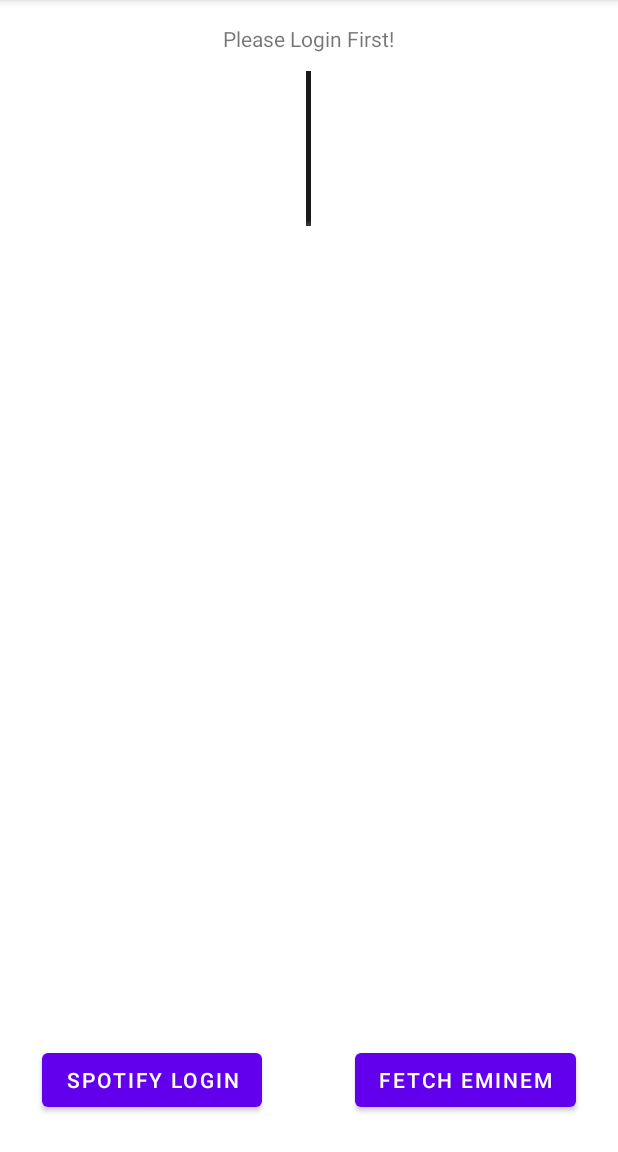
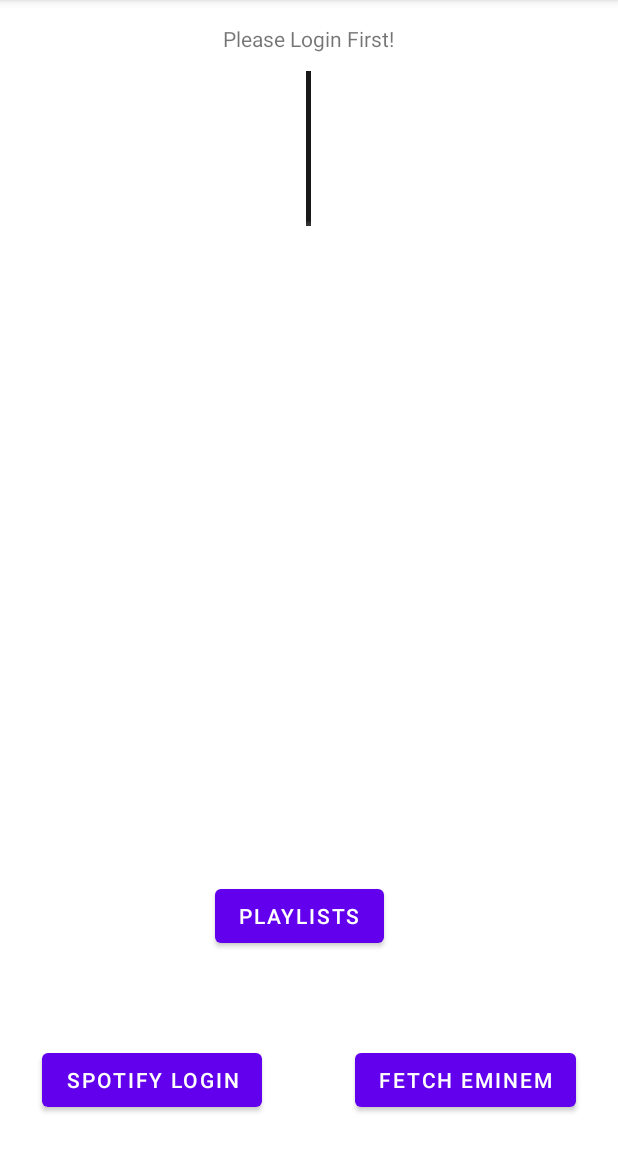
Before and after one commit to luzixiaoneu/A7, an Android app: the SpotifyActivity screen opened directly, with no data from a screen before it, on a phone screen of 412 x 824 dp, the part 84-1236 px from its top. Run offline under Robolectric (Android 15) with nearby library versions, the phone set to English and light mode, and no system bars; libraries missing offline, so code that uses them is left out: com.spotify.android, com.spotify.sdk; pictures from the network do not load.

```diff
--- a/app/src/main/java/com/example/spotify_test1/SpotifyActivity.java
+++ b/app/src/main/java/com/example/spotify_test1/SpotifyActivity.java
@@ -31,8 +31,8 @@ import retrofit2.converter.gson.GsonConverterFactory;
 
 
 public class SpotifyActivity extends AppCompatActivity {
-    private static final String CLIENT_ID = "78698dcc31fd4845919e96fc61514de8";
-    private static final String REDIRECT_URI = "http://localhost:8888/";
+    private static final String CLIENT_ID = "e2ea72863e3a4ec196da146a74a79aac";
+    private static final String REDIRECT_URI = "http://localhost:5037/";
     private String TOKEN = "";
     private TextView info;
     private ImageView icon;
@@ -71,6 +71,17 @@ public class SpotifyActivity extends AppCompatActivity {
             public void onClick(View view) {
                 runOnDifferentThread(view);
 
+            }
+        });
+
+        Button playlistActivity = findViewById(R.id.button);
+        playlistActivity.setOnClickListener(new View.OnClickListener() {
+            @Override
+            public void onClick(View view) {
+                Intent intent = new Intent(getApplicationContext(), PlaylistActivity.class);
+                //pass token string through intent
+                intent.putExtra("TOKEN_STRING", TOKEN);
+                startActivity(intent);
             }
         });
     }
@@ -174,6 +185,7 @@ public class SpotifyActivity extends AppCompatActivity {
                 case TOKEN:
                     // Handle successful response
                     TOKEN = response.getAccessToken();
+
                     info.setText("Successfully Logged In!");
                     Log.d("good ", response.getAccessToken());
                     break;
@@ -229,5 +241,7 @@ public class SpotifyActivity extends AppCompatActivity {
         }
     }
 
-
+    public String getTOKEN(){
+        return this.TOKEN;
+    }
 }
--- a/app/src/main/res/layout/activity_main.xml
+++ b/app/src/main/res/layout/activity_main.xml
@@ -78,4 +78,18 @@
         app:layout_constraintStart_toStartOf="parent"
         app:layout_constraintTop_toBottomOf="@+id/name" />
 
+    <Button
+        android:id="@+id/button"
+        android:layout_width="wrap_content"
+        android:layout_height="wrap_content"
+        android:layout_marginStart="152dp"
+        android:layout_marginTop="417dp"
+        android:layout_marginEnd="165dp"
+        android:layout_marginBottom="43dp"
+        android:text="Playlists"
+        app:layout_constraintBottom_toTopOf="@+id/login"
+        app:layout_constraintEnd_toEndOf="parent"
+        app:layout_constraintStart_toStartOf="parent"
+        app:layout_constraintTop_toBottomOf="@+id/icon" />
+
 </androidx.constraintlayout.widget.ConstraintLayout>
```
Also changed, not shown: app/src/main/AndroidManifest.xml (+4 -3 lines), app/src/main/java/com/example/spotify_test1/PlaylistActivity.java (added, +26 -0 lines), app/src/main/res/layout/activity_playlist.xml (added, +7 -0 lines).
